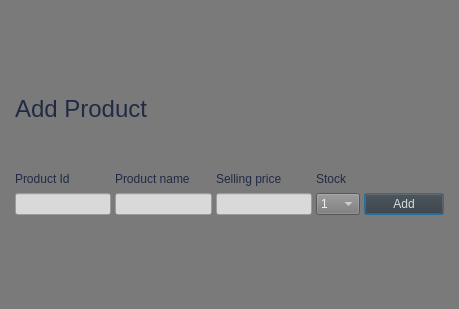
Before: the Qt Designer form Bhitti/newproduct.ui in BigyaDhungana/Bhitti_v2, drawn with Qt 5.
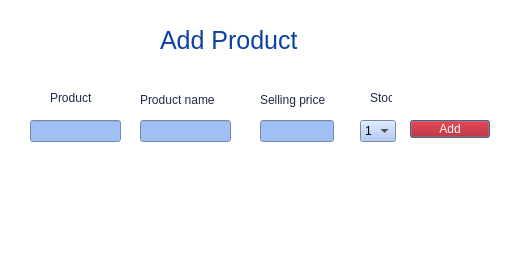
After: the same form once the commit is applied. Icons and pictures are not drawn.

Diff of the .ui file:
```diff
--- a/Bhitti/newproduct.ui
+++ b/Bhitti/newproduct.ui
@@ -6,66 +6,147 @@
    <rect>
     <x>0</x>
     <y>0</y>
-    <width>459</width>
-    <height>309</height>
+    <width>521</width>
+    <height>256</height>
    </rect>
   </property>
   <property name="windowTitle">
    <string>Dialog</string>
   </property>
   <property name="styleSheet">
-   <string notr="true">background-color: rgb(122, 122, 122);</string>
+   <string notr="true">background-color: rgb(255, 255, 255);</string>
   </property>
-  <layout class="QGridLayout" name="gridLayout_2" rowstretch="10,0,0,0,10" columnstretch="0,0,0">
-   <item row="1" column="1">
     <widget class="QLabel" name="label">
+   <property name="geometry">
+    <rect>
+     <x>160</x>
+     <y>20</y>
+     <width>161</width>
+     <height>41</height>
+    </rect>
+   </property>
      <property name="font">
       <font>
-       <pointsize>18</pointsize>
+     <family>Segoe UI</family>
+     <pointsize>19</pointsize>
+     <italic>false</italic>
+     <bold>false</bold>
       </font>
      </property>
      <property name="styleSheet">
-      <string notr="true">background-color: rgb(122, 122, 122);
-color: rgb(32, 42, 68);</string>
+    <string notr="true">color: rgb(11, 66, 160);
+font: 19pt &quot;Segoe UI&quot;;</string>
      </property>
      <property name="text">
       <string>Add Product</string>
      </property>
     </widget>
-   </item>
-   <item row="0" column="1">
-    <spacer name="verticalSpacer_2">
-     <property name="orientation">
-      <enum>Qt::Vertical</enum>
-     </property>
-     <property name="sizeHint" stdset="0">
-      <size>
-       <width>20</width>
-       <height>40</height>
-      </size>
-     </property>
-    </spacer>
-   </item>
-   <item row="2" column="1">
-    <spacer name="verticalSpacer_3">
-     <property name="orientation">
-      <enum>Qt::Vertical</enum>
-     </property>
-     <property name="sizeHint" stdset="0">
-      <size>
-       <width>20</width>
-       <height>40</height>
-      </size>
-     </property>
-    </spacer>
-   </item>
-   <item row="3" column="1">
-    <layout class="QGridLayout" name="gridLayout" rowstretch="0,0">
-     <property name="spacing">
-      <number>4</number>
-     </property>
-     <item row="0" column="0">
+  <widget class="QLabel" name="label_6">
+   <property name="geometry">
+    <rect>
+     <x>50</x>
+     <y>10</y>
+     <width>61</width>
+     <height>51</height>
+    </rect>
+   </property>
+   <property name="text">
+    <string/>
+   </property>
+   <property name="pixmap">
+    <pixmap>C:/Users/Asus/Downloads/Untitled-2.png</pixmap>
+   </property>
+   <property name="scaledContents">
+    <bool>true</bool>
+   </property>
+  </widget>
+  <widget class="QLineEdit" name="lineEdit_2">
+   <property name="geometry">
+    <rect>
+     <x>140</x>
+     <y>120</y>
+     <width>91</width>
+     <height>22</height>
+    </rect>
+   </property>
+   <property name="styleSheet">
+    <string notr="true">background-color: rgb(160,191,243);</string>
+   </property>
+  </widget>
+  <widget class="QLineEdit" name="lineEdit_3">
+   <property name="geometry">
+    <rect>
+     <x>260</x>
+     <y>120</y>
+     <width>74</width>
+     <height>22</height>
+    </rect>
+   </property>
+   <property name="styleSheet">
+    <string notr="true">background-color: rgb(160,191,243);</string>
+   </property>
+  </widget>
+  <widget class="QPushButton" name="pushButton">
+   <property name="geometry">
+    <rect>
+     <x>410</x>
+     <y>120</y>
+     <width>80</width>
+     <height>18</height>
+    </rect>
+   </property>
+   <property name="cursor">
+    <cursorShape>PointingHandCursor</cursorShape>
+   </property>
+   <property name="styleSheet">
+    <string notr="true">color: rgb(255, 255, 255);
+background-color: rgb(177, 0, 3);
+
+font: 900 9pt &quot;Segoe UI Black&quot;;</string>
+   </property>
+   <property name="text">
+    <string>Add</string>
+   </property>
+  </widget>
+  <widget class="QLineEdit" name="lineEdit">
+   <property name="geometry">
+    <rect>
+     <x>30</x>
+     <y>120</y>
+     <width>91</width>
+     <height>22</height>
+    </rect>
+   </property>
+   <property name="styleSheet">
+    <string notr="true">background-color: rgb(160,191,243);</string>
+   </property>
+  </widget>
+  <widget class="QLabel" name="label_5">
+   <property name="geometry">
+    <rect>
+     <x>370</x>
+     <y>90</y>
+     <width>22</width>
+     <height>16</height>
+    </rect>
+   </property>
+   <property name="styleSheet">
+    <string notr="true">color: rgb(32, 42, 68);
+</string>
+   </property>
+   <property name="text">
+    <string>Stock</string>
+   </property>
+  </widget>
       <widget class="QLabel" name="label_2">
+   <property name="geometry">
+    <rect>
+     <x>50</x>
+     <y>90</y>
+     <width>42</width>
+     <height>16</height>
+    </rect>
+   </property>
        <property name="styleSheet">
         <string notr="true">color: rgb(32, 42, 68);
 </string>
@@ -74,16 +155,15 @@
         <string>Product Id</string>
        </property>
       </widget>
-     </item>
-     <item row="1" column="2">
-      <widget class="QLineEdit" name="lineEdit_3">
-       <property name="styleSheet">
-        <string notr="true">background-color: rgb(217, 217, 217);</string>
-       </property>
-      </widget>
-     </item>
-     <item row="0" column="1">
       <widget class="QLabel" name="label_3">
+   <property name="geometry">
+    <rect>
+     <x>140</x>
+     <y>90</y>
+     <width>101</width>
+     <height>20</height>
+    </rect>
+   </property>
        <property name="styleSheet">
         <string notr="true">color: rgb(32, 42, 68);
 </string>
@@ -92,18 +172,35 @@
         <string>Product name</string>
        </property>
       </widget>
-     </item>
-     <item row="1" column="1">
-      <widget class="QLineEdit" name="lineEdit_2">
+  <widget class="QLabel" name="label_4">
+   <property name="geometry">
+    <rect>
+     <x>260</x>
+     <y>90</y>
+     <width>91</width>
+     <height>20</height>
+    </rect>
+   </property>
        <property name="styleSheet">
-        <string notr="true">background-color: rgb(217, 217, 217);</string>
-       </property>
-      </widget>
-     </item>
-     <item row="1" column="3">
+    <string notr="true">color: rgb(32, 42, 68);
+</string>
+   </property>
+   <property name="text">
+    <string>Selling price</string>
+   </property>
+  </widget>
       <widget class="QComboBox" name="comboBox">
+   <property name="geometry">
+    <rect>
+     <x>360</x>
+     <y>120</y>
+     <width>36</width>
+     <height>22</height>
+    </rect>
+   </property>
        <property name="styleSheet">
-        <string notr="true">color: rgb(239, 239, 239);</string>
+    <string notr="true">background-color: rgb(160,191,243);
+color: rgb(0, 0, 0);</string>
        </property>
        <item>
         <property name="text">
@@ -156,105 +253,6 @@
         </property>
        </item>
       </widget>
-     </item>
-     <item row="1" column="4">
-      <widget class="QPushButton" name="pushButton">
-       <property name="cursor">
-        <cursorShape>PointingHandCursor</cursorShape>
-       </property>
-       <property name="styleSheet">
-        <string notr="true">background-color: rgb(55, 55, 55);
-color: rgb(219, 219, 219);</string>
-       </property>
-       <property name="text">
-        <string>Add</string>
-       </property>
-      </widget>
-     </item>
-     <item row="0" column="4">
-      <spacer name="horizontalSpacer">
-       <property name="orientation">
-        <enum>Qt::Horizontal</enum>
-       </property>
-       <property name="sizeHint" stdset="0">
-        <size>
-         <width>40</width>
-         <height>20</height>
-        </size>
-       </property>
-      </spacer>
-     </item>
-     <item row="0" column="3">
-      <widget class="QLabel" name="label_5">
-       <property name="styleSheet">
-        <string notr="true">color: rgb(32, 42, 68);
-</string>
-       </property>
-       <property name="text">
-        <string>Stock</string>
-       </property>
-      </widget>
-     </item>
-     <item row="0" column="2">
-      <widget class="QLabel" name="label_4">
-       <property name="styleSheet">
-        <string notr="true">color: rgb(32, 42, 68);
-</string>
-       </property>
-       <property name="text">
-        <string>Selling price</string>
-       </property>
-      </widget>
-     </item>
-     <item row="1" column="0">
-      <widget class="QLineEdit" name="lineEdit">
-       <property name="styleSheet">
-        <string notr="true">background-color: rgb(217, 217, 217);</string>
-       </property>
-      </widget>
-     </item>
-    </layout>
-   </item>
-   <item row="4" column="1">
-    <spacer name="verticalSpacer">
-     <property name="orientation">
-      <enum>Qt::Vertical</enum>
-     </property>
-     <property name="sizeHint" stdset="0">
-      <size>
-       <width>20</width>
-       <height>40</height>
-      </size>
-     </property>
-    </spacer>
-   </item>
-   <item row="3" column="0">
-    <spacer name="horizontalSpacer_2">
-     <property name="orientation">
-      <enum>Qt::Horizontal</enum>
-     </property>
-     <property name="sizeHint" stdset="0">
-      <size>
-       <width>40</width>
-       <height>20</height>
-      </size>
-     </property>
-    </spacer>
-   </item>
-   <item row="3" column="2">
-    <spacer name="horizontalSpacer_3">
-     <property name="orientation">
-      <enum>Qt::Horizontal</enum>
-     </property>
-     <property name="sizeHint" stdset="0">
-      <size>
-       <width>40</width>
-       <height>20</height>
-      </size>
-     </property>
-    </spacer>
-   </item>
-  </layout>
  </widget>
  <resources/>
  <connections/>
```
Lines whose indentation alone changed are shown as unchanged.
